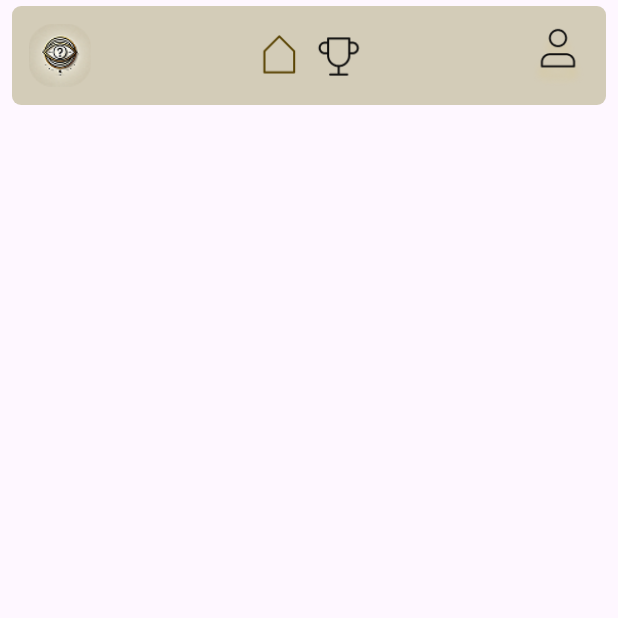
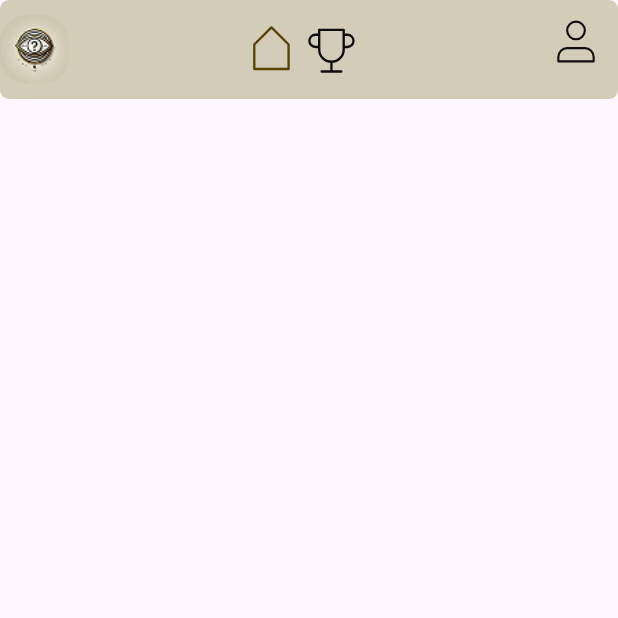
Before and after one commit to MohamedHamdySoftwareEngineer/eye_app, a Flutter app: the screen it shows after launch, on a phone screen of 412 x 824 dp, the top half of it. Run offline on Flutter 3.47's test engine with Material 3 defaults, Android fonts, the phone set to English and light mode, and no system bars; our stand-ins replace flutter_svg, go_router.

Commit message:
chang app bar icons to svg

```diff
--- a/lib/core/utils/assets.dart
+++ b/lib/core/utils/assets.dart
@@ -1,7 +1,9 @@
 class AssetsData {
-  static const eyeSplashJPG = "assets/images/eye_splash.jpg";
-  static const eyeSplashIcon = "assets/images/eye_splash_icon.png";
-  static const homeIcon = 'assets/images/home_icon.png';
-  static const trophyIcon = 'assets/images/trophy_icon.png';
-  static const userIcon = 'assets/images/user_icon.png';
+  static const eyeSplashJPG = 'assets/images/eye_splash.jpg';
+  static const eyeSplashSVG = 'assets/images/eye_splash.svg';
+  static const eye = 'assets/images/eye.svg';
+  static const eyePNG = 'assets/images/eye.png';
+  static const homeIcon = 'assets/images/home_icon.svg';
+  static const trophyIcon = 'assets/images/trophy_icon.svg';
+  static const userIcon = 'assets/images/user_icon.svg';
 }
--- a/lib/features/home/presentation/views/widgets/home_view_body.dart
+++ b/lib/features/home/presentation/views/widgets/home_view_body.dart
@@ -1,5 +1,6 @@
 import 'package:eye/core/utils/assets.dart';
 import 'package:flutter/material.dart';
+import 'package:flutter_svg/flutter_svg.dart';
 
 class HomeViewBody extends StatelessWidget {
   const HomeViewBody({super.key});
@@ -22,57 +23,51 @@ class CustomAppBar extends StatelessWidget {
     double screenHeight = MediaQuery.of(context).size.height;
 
     return SafeArea(
-      child: Padding(
-        padding: const EdgeInsets.symmetric(horizontal: 8, vertical: 4),
       child: Container(
         width: double.infinity,
         height: screenHeight * 0.08,
-          padding: const EdgeInsets.symmetric(horizontal: 8, vertical: 12),
+        padding: const EdgeInsets.symmetric( vertical: 10),
         decoration: BoxDecoration(
           color: const Color(0xffD3CCB8),
           borderRadius: BorderRadius.circular(6),
         ),
-          child: Row(
-            mainAxisAlignment: MainAxisAlignment.spaceBetween,
-            children: [
-            IconButton(
-              padding: EdgeInsets.zero,
-              onPressed: (){},
-              icon: Image.asset(
-                AssetsData.eyeSplashIcon,
+        child:
+            Row(mainAxisAlignment: MainAxisAlignment.spaceBetween, children: [
+          SizedBox(
+            child: Image.asset(
+              AssetsData.eyePNG,
               fit: BoxFit.contain,
             ),
           ),
-            Padding(
-              padding: const EdgeInsets.all(4.0),
-              child: Expanded(
+          Expanded(
               child: Row(
                 mainAxisAlignment: MainAxisAlignment.center,
+                mainAxisSize: MainAxisSize.min,
                 children: [
-                    Image.asset(
+                  SvgPicture.asset(
+                    width: 40,
                     AssetsData.homeIcon,
                     fit: BoxFit.contain,
                   ),
-                    const SizedBox(width: 5,),
-                    Image.asset(
+                  SvgPicture.asset(
+                    width: 40,
                     AssetsData.trophyIcon,
                     fit: BoxFit.contain,
+
                   ),
                 ],
               ),
             ),
-            ),
           IconButton(
             padding: EdgeInsets.zero,
-              onPressed: (){},
-              icon: Image.asset(
+            onPressed: () {},
+            icon: SvgPicture.asset(
               AssetsData.userIcon,
               fit: BoxFit.contain,
             ),
           ),
         ]),
       ),
-      ),
     );
   }
 }
--- a/lib/features/splash/presentation/views/widgets/splash_view_body.dart
+++ b/lib/features/splash/presentation/views/widgets/splash_view_body.dart
@@ -1,7 +1,7 @@
 import 'package:eye/core/utils/app_router.dart';
 import 'package:flutter/material.dart';
 import 'package:go_router/go_router.dart';
-import '../../../../../core/utils/assets.dart';
+ import '../../../../../core/utils/assets.dart';
 
 class SplashViewBody extends StatefulWidget {
   const SplashViewBody({super.key});
@@ -30,6 +30,6 @@ class _SplashViewBodyState extends State<SplashViewBody> {
   Widget build(BuildContext context) {
     return Align(
         alignment: Alignment.center,
-        child: Image.asset(AssetsData.eyeSplashJPG));
+        child: Image.asset(AssetsData.eyeSplashJPG,scale: 4,)); // / Reduces the image size to 1/4
   }
 }
--- a/pubspec.yaml
+++ b/pubspec.yaml
@@ -33,6 +33,7 @@ dependencies:
   flutter_svg: ^2.0.17
   go_router: ^14.8.0
   material_design_icons_flutter: ^7.0.7296
+
 
 
 
```
Also changed, not shown: assets/images/eye.png (renamed from assets/images/eye_splash_icon.png), assets/images/eye.svg (added), assets/images/eye_splash.jpg, assets/images/eye_splash.svg, assets/images/home_icon.png (deleted), assets/images/home_icon.svg (added), assets/images/trophy_icon.png (deleted), assets/images/trophy_icon.svg (added), assets/images/user_icon.png (deleted), assets/images/user_icon.svg (added). Lines whose indentation alone changed are shown as unchanged.
